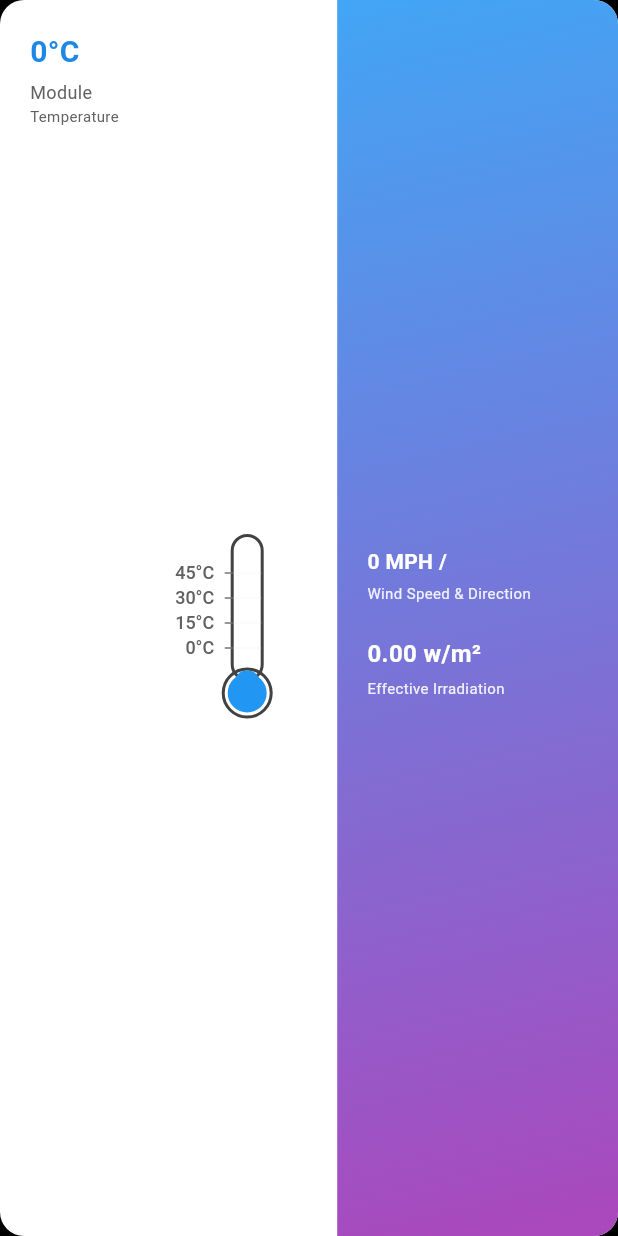
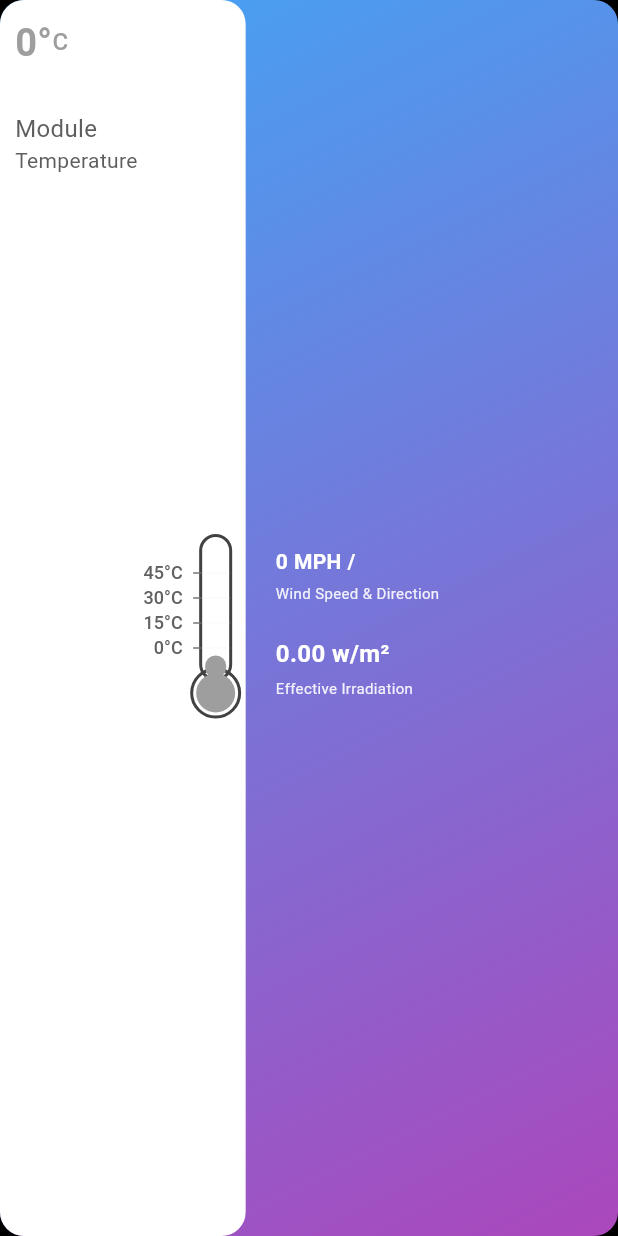
Before and after one commit to LokmanHossen/practical-Flutter-development-task, a Flutter app: the TemperatureCard widget shown alone on an empty page, opened directly with empty values, on a phone screen of 412 x 824 dp. Run offline on Flutter 3.47's test engine with Material 3 defaults, Android fonts, the phone set to English and light mode, and no system bars; our stand-ins replace get, google_fonts, modal_bottom_sheet.

Commit message:
TemperatureCard

```diff
--- a/lib/feature/dashboard_view/screens/dashboard_screen.dart
+++ b/lib/feature/dashboard_view/screens/dashboard_one_screen.dart
@@ -1,5 +1,6 @@
 import 'package:flutter/material.dart';
 import 'package:get/get.dart';
+import 'package:scube_app/core/constants/app_sizer.dart';
 import 'package:scube_app/feature/dashboard_view/controller/dashboard_controller.dart';
 
 class TemperatureScreen extends StatelessWidget {
@@ -25,34 +26,8 @@ class TemperatureScreen extends StatelessWidget {
                 windDirection: controller.windDirection.value,
                 irradiation: controller.irradiation.value,
                 weatherIcon: controller.weatherIcon.value,
+                temperatureColor: controller.temperatureColor.value,
               ),
-            ),
-            SizedBox(height: 24),
-            Text(
-              'Simulate Time-Based Changes',
-              style: TextStyle(fontSize: 18, fontWeight: FontWeight.bold),
-            ),
-            SizedBox(height: 16),
-            TimeButton(
-              time: '11:00 am - 12:00 pm',
-              temperature: 17,
-              icon: Icons.wb_cloudy,
-              onPressed: () => controller.updateWeather(17, Icons.wb_cloudy),
-            ),
-            SizedBox(height: 12),
-            TimeButton(
-              time: '12:00 pm - 01:00 pm',
-              temperature: 30,
-              icon: Icons.wb_sunny,
-              onPressed: () => controller.updateWeather(30, Icons.wb_sunny),
-            ),
-            SizedBox(height: 12),
-            TimeButton(
-              time: '02:30 pm - 03:30 pm',
-              temperature: 19,
-              icon: Icons.nightlight_round,
-              onPressed: () =>
-                  controller.updateWeather(19, Icons.nightlight_round),
             ),
           ],
         ),
@@ -67,66 +42,97 @@ class TemperatureCard extends StatelessWidget {
   final String windDirection;
   final double irradiation;
   final IconData weatherIcon;
+  final Color temperatureColor;
 
   const TemperatureCard({
-    Key? key,
+    super.key,
     required this.temperature,
     required this.windSpeed,
     required this.windDirection,
     required this.irradiation,
     required this.weatherIcon,
-  }) : super(key: key);
+    required this.temperatureColor,
+  });
 
   @override
   Widget build(BuildContext context) {
     return Container(
       decoration: BoxDecoration(
         borderRadius: BorderRadius.circular(16),
-        color: Colors.white,
+
+        gradient: LinearGradient(
+          colors: [Colors.blue[400]!, Colors.purple[400]!],
+          begin: Alignment.topLeft,
+          end: Alignment.bottomRight,
+        ),
         boxShadow: [
           BoxShadow(color: Colors.black12, blurRadius: 8, offset: Offset(0, 4)),
         ],
       ),
       child: Row(
         children: [
-          // Left side - Temperature
-          Expanded(
-            flex: 2,
-            child: Container(
-              padding: EdgeInsets.all(20),
-              child: Column(
+          Container(
+            decoration: BoxDecoration(
+              color: Colors.white,
+              borderRadius: BorderRadius.only(
+                topRight: Radius.circular(16),
+                bottomRight: Radius.circular(16),
+                topLeft: Radius.circular(16),
+                bottomLeft: Radius.circular(16),
+              ),
+            ),
+            padding: EdgeInsets.all(10),
+            child: Row(
+              children: [
+                Column(
                   crossAxisAlignment: CrossAxisAlignment.start,
                   children: [
+                    Row(
+                      children: [
                         Text(
-                    '$temperature°C',
+                          '$temperature°',
                           style: TextStyle(
-                      fontSize: 20,
-                      fontWeight: FontWeight.bold,
-                      color: Colors.blue[600],
+                            fontSize: 24.sp,
+                            fontWeight: FontWeight.w600,
+                            color: temperatureColor,
                           ),
                         ),
-                  SizedBox(height: 4),
+                        Text(
+                          'C',
+                          style: TextStyle(
+                            fontSize: 16,
+                            fontWeight: FontWeight.w500,
+                            color: temperatureColor,
+                          ),
+                        ),
+                      ],
+                    ),
+                    SizedBox(height: 28),
                     Text(
                       'Module',
-                    style: TextStyle(fontSize: 12, color: Colors.grey[700]),
+                      style: TextStyle(fontSize: 16, color: Color(0xFF5E5E5E)),
                     ),
                     Text(
                       'Temperature',
-                    style: TextStyle(fontSize: 10, color: Colors.grey[700]),
+                      style: TextStyle(fontSize: 14, color: Color(0xFF5E5E5E)),
+                    ),
+                  ],
+                ),
+                SizedBox(width: 12),
+                SizedBox(
+                  width: 50,
+                  height: 130,
+                  child: CustomPaint(
+                    painter: ThermometerPainter(
+                      temperature: temperature,
+                      temperatureColor: temperatureColor,
+                    ),
+                  ),
                 ),
               ],
             ),
           ),
-          ),
-          // Thermometer with labels
-          Container(
-            width: 100, // Increased width for labels
-            height: 130,
-            child: CustomPaint(
-              painter: ThermometerPainter(temperature: temperature),
-            ),
-          ),
-          // Right side - Weather info
+
           Expanded(
             flex: 3,
             child: Container(
@@ -134,11 +140,6 @@ class TemperatureCard extends StatelessWidget {
                 borderRadius: BorderRadius.only(
                   topRight: Radius.circular(16),
                   bottomRight: Radius.circular(16),
-                ),
-                gradient: LinearGradient(
-                  colors: [Colors.blue[400]!, Colors.purple[400]!],
-                  begin: Alignment.topLeft,
-                  end: Alignment.bottomRight,
                 ),
               ),
               padding: EdgeInsets.all(20),
@@ -202,8 +203,12 @@ class TemperatureCard extends StatelessWidget {
 
 class ThermometerPainter extends CustomPainter {
   final int temperature;
+  final Color temperatureColor;
 
-  ThermometerPainter({required this.temperature});
+  ThermometerPainter({
+    required this.temperature,
+    required this.temperatureColor,
+  });
 
   @override
   void paint(Canvas canvas, Size size) {
@@ -212,10 +217,8 @@ class ThermometerPainter extends CustomPainter {
       ..strokeWidth = 2
       ..color = Colors.grey[800]!;
 
-    // Calculate thermometer position (right side of labels)
-    final thermometerLeft = 30.0; // Leave space for labels
-    final thermometerCenterX =
-        thermometerLeft + 10; // Center of thermometer tube
+    final thermometerLeft = 30.0;
+    final thermometerCenterX = thermometerLeft + 10;
 
     // Draw thermometer tube
     final tubeRect = RRect.fromRectAndRadius(
@@ -227,12 +230,12 @@ class ThermometerPainter extends CustomPainter {
     // Draw bulb
     canvas.drawCircle(Offset(thermometerCenterX, size.height - 15), 16, paint);
 
-    // Fill thermometer based on temperature
+    // Fill thermometer based on temperature with dynamic color
     final fillPaint = Paint()
       ..style = PaintingStyle.fill
-      ..color = temperature > 25 ? Colors.red : Colors.blue;
+      ..color = temperatureColor;
 
-    // Calculate fill height (temperature ranges from 0-45°C)
+    // Calculate fill height
     final maxTemp = 45.0;
     final minTemp = 0.0;
     final tempRange = maxTemp - minTemp;
@@ -241,9 +244,9 @@ class ThermometerPainter extends CustomPainter {
 
     final fillRect = RRect.fromRectAndRadius(
       Rect.fromLTWH(
-        thermometerLeft + 2,
-        size.height - 30 - fillHeight,
-        16,
+        thermometerLeft + 3,
+        size.height - 40 - fillHeight,
+        14,
         fillHeight + 15,
       ),
       Radius.circular(8),
@@ -262,28 +265,20 @@ class ThermometerPainter extends CustomPainter {
       ..color = Colors.grey[600]!
       ..strokeWidth = 1;
 
-    // Draw temperature labels on the left side
     final textPainter = TextPainter(textDirection: TextDirection.ltr);
 
     final labels = ['45°C', '30°C', '15°C', '0°C'];
-    final labelPositions = [
-      0.0,
-      1 / 3,
-      2 / 3,
-      1.0,
-    ]; // Positions from top to bottom
+    final labelPositions = [0.0, 1 / 3, 2 / 3, 1.0];
 
     for (int i = 0; i < labels.length; i++) {
       final y = 35 + (labelPositions[i] * (size.height - 80));
 
-      // Draw scale mark line
       canvas.drawLine(
         Offset(thermometerLeft - 5, y),
         Offset(thermometerLeft, y),
         markPaint,
       );
 
-      // Draw label
       textPainter.text = TextSpan(
         text: labels[i],
         style: TextStyle(
@@ -301,7 +296,6 @@ class ThermometerPainter extends CustomPainter {
         ),
       );
 
-      // Draw horizontal guide line across thermometer
       canvas.drawLine(
         Offset(thermometerLeft, y),
         Offset(thermometerLeft + 20, y),
@@ -310,72 +304,8 @@ class ThermometerPainter extends CustomPainter {
           ..strokeWidth = 0.5,
       );
     }
-
-    textPainter.text = TextSpan(
-      text: '${temperature}°C',
-      style: TextStyle(
-        color: Colors.blue[800]!,
-        fontSize: 14,
-        fontWeight: FontWeight.bold,
-      ),
-    );
-    textPainter.layout();
   }
 
   @override
   bool shouldRepaint(covariant CustomPainter oldDelegate) => true;
 }
-
-class TimeButton extends StatelessWidget {
-  final String time;
-  final int temperature;
-  final IconData icon;
-  final VoidCallback onPressed;
-
-  const TimeButton({
-    Key? key,
-    required this.time,
-    required this.temperature,
-    required this.icon,
-    required this.onPressed,
-  }) : super(key: key);
-
-  @override
-  Widget build(BuildContext context) {
-    return ElevatedButton(
-      onPressed: onPressed,
-      style: ElevatedButton.styleFrom(
-        backgroundColor: Colors.white,
-        padding: EdgeInsets.symmetric(vertical: 16, horizontal: 20),
-        shape: RoundedRectangleBorder(borderRadius: BorderRadius.circular(12)),
-        elevation: 2,
-      ),
-      child: Row(
-        children: [
-          Icon(icon, color: Colors.orange, size: 30),
-          SizedBox(width: 12),
-          Expanded(
-            child: Column(
-              crossAxisAlignment: CrossAxisAlignment.start,
-              children: [
-                Text(
-                  time,
-                  style: TextStyle(
-                    fontSize: 16,
-                    fontWeight: FontWeight.bold,
-                    color: Colors.black87,
-                  ),
-                ),
-                Text(
-                  '$temperature°C',
-                  style: TextStyle(fontSize: 14, color: Colors.blue[600]),
-                ),
-              ],
-            ),
-          ),
-          Icon(Icons.arrow_forward_ios, color: Colors.grey, size: 20),
-        ],
-      ),
-    );
-  }
-}
--- a/lib/feature/login_view/screen/login_screen.dart
+++ b/lib/feature/login_view/screen/login_screen.dart
@@ -5,7 +5,6 @@ import 'package:scube_app/core/constants/app_colors.dart';
 import 'package:scube_app/core/constants/app_sizer.dart';
 import 'package:scube_app/core/constants/logo_path.dart';
 import 'package:scube_app/core/style/global_text_style.dart';
-import 'package:scube_app/feature/dashboard_view/screens/dashboard_screen.dart';
 import 'package:scube_app/feature/login_view/controller/login_controller.dart';
 import 'package:scube_app/routes/app_routes.dart';
 
@@ -161,7 +160,7 @@ class LoginBottomSheet extends StatelessWidget {
               SizedBox(height: 16.h),
               ElevatedButton(
                 onPressed: () {
-                  Get.toNamed(AppRoute.dashboardScreen);
+                  Get.toNamed(AppRoute.dashboardOneScreen);
                 },
                 style: ElevatedButton.styleFrom(
                   backgroundColor: AppColors.primary,
--- a/lib/routes/app_routes.dart
+++ b/lib/routes/app_routes.dart
@@ -1,16 +1,19 @@
 import 'package:get/get.dart';
-import 'package:scube_app/feature/dashboard_view/screens/dashboard_screen.dart';
+import 'package:scube_app/feature/dashboard_view/screens/dashboard_one_screen.dart';
 import 'package:scube_app/feature/login_view/screen/login_screen.dart';
 import 'package:scube_app/feature/splash_view/screen/splash_screen.dart';
+
 
 class AppRoute {
   static String splashScreen = "/splashScreen";
   static String loginScreen = "/loginScreen";
-  static String dashboardScreen = "/dashboardScreen";
+  static String dashboardOneScreen = "/dashboardScreen";
 
   static List<GetPage> routes = [
     GetPage(name: splashScreen, page: () => SplashScreen()),
     GetPage(name: loginScreen, page: () => LoginScreen()),
-    GetPage(name: dashboardScreen, page: () => TemperatureScreen()),
+    GetPage(name: dashboardOneScreen, page: () => TemperatureScreen()),
+
+
   ];
 }
```
Also changed, not shown: lib/feature/dashboard_view/controller/dashboard_controller.dart (deleted, +0 -53 lines), lib/feature/dashboard_view/controller/dashboard_one_controller.dart (added, +72 -0 lines). Lines whose indentation alone changed are shown as unchanged.
